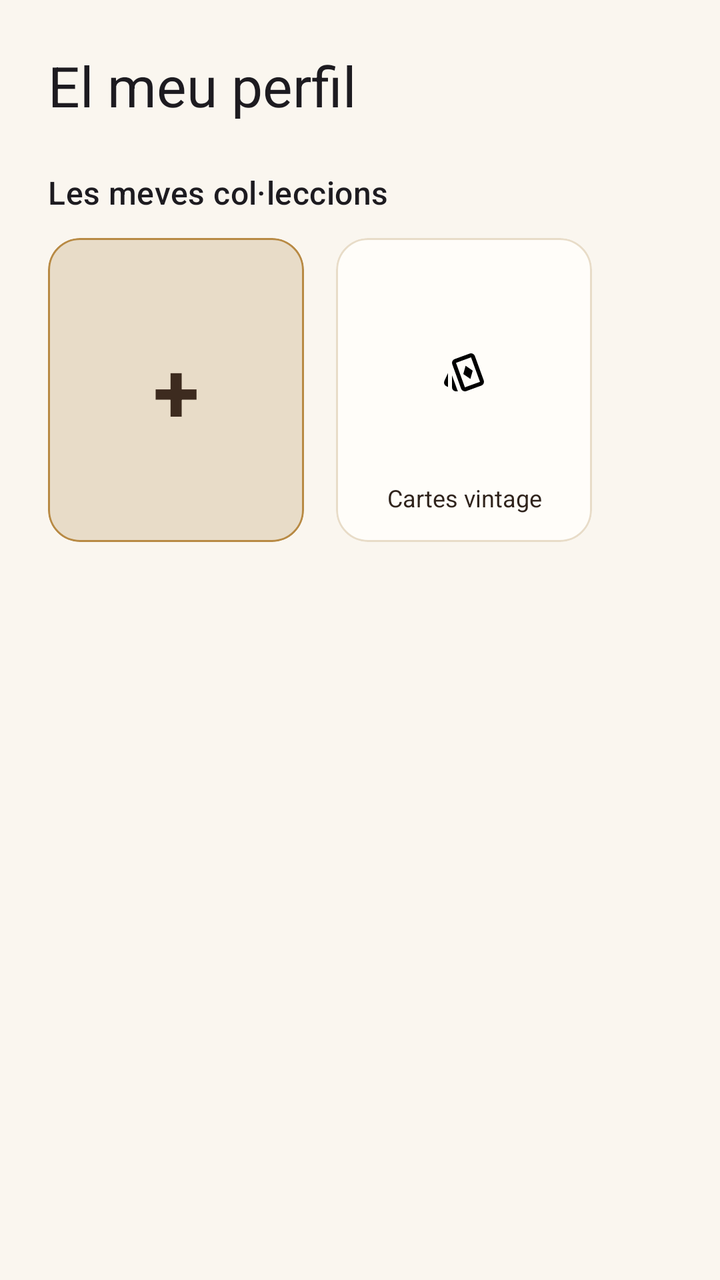
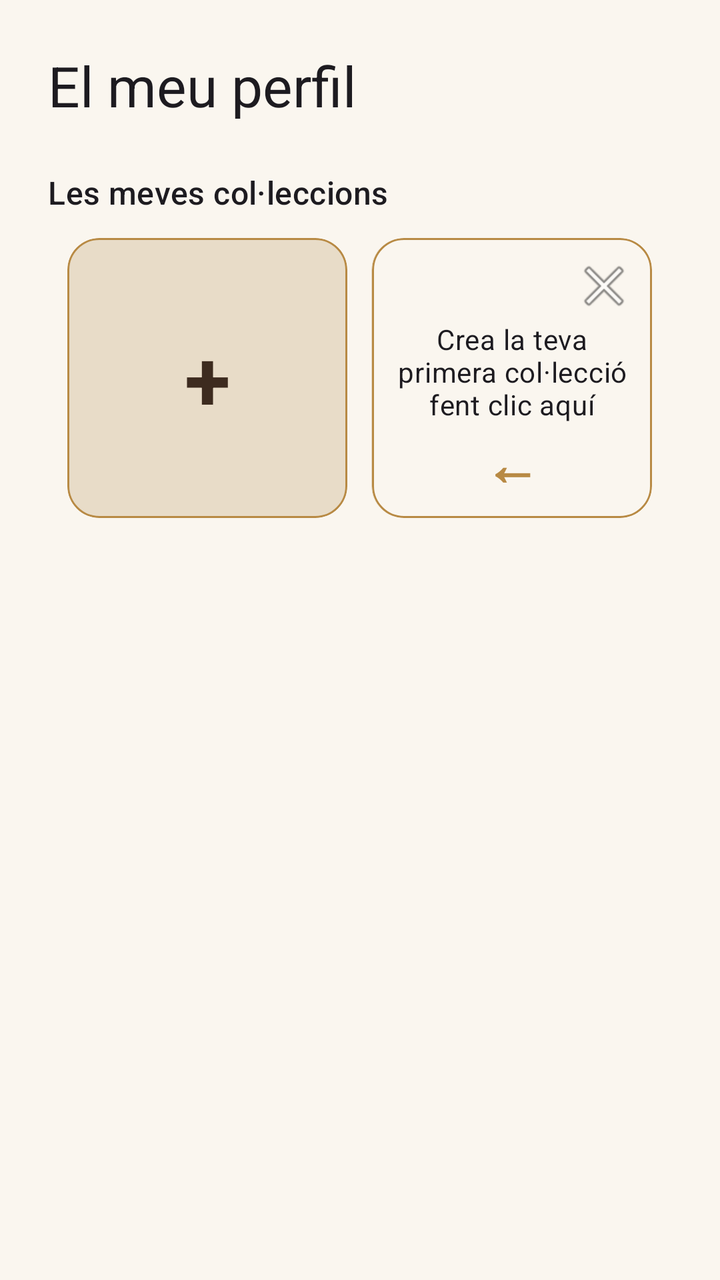

An Android layout rendered at two revisions. The XML below is the earlier revision; the diff shows what the commit changed to produce the second picture.
<!-- AndroidManifest.xml: application theme Theme.Kollect.Splash -->
<!-- res/layout/fragment_profile.xml -->
<?xml version="1.0" encoding="utf-8"?>
<LinearLayout xmlns:android="http://schemas.android.com/apk/res/android"
    xmlns:app="http://schemas.android.com/apk/res-auto"
    android:layout_width="match_parent"
    android:layout_height="match_parent"
    android:orientation="vertical"
    android:padding="24dp">
    <TextView
        android:layout_width="wrap_content"
        android:layout_height="wrap_content"
        android:text="@string/perfilTittle"
        android:textAppearance="?attr/textAppearanceHeadlineMedium" />
    <TextView
        android:layout_width="wrap_content"
        android:layout_height="wrap_content"
        android:layout_marginTop="24dp"
        android:text="@string/mycollections"
        android:textAppearance="?attr/textAppearanceTitleMedium" />
    <LinearLayout
        android:layout_width="match_parent"
        android:layout_height="wrap_content"
        android:layout_marginTop="12dp"
        android:orientation="horizontal">
        <com.google.android.material.card.MaterialCardView
            android:id="@+id/addCollectionCard"
            android:layout_width="128dp"
            android:layout_height="152dp"
            android:clickable="true"
            android:focusable="true"
            android:foreground="?attr/selectableItemBackground"
            android:contentDescription="@string/crear_una_col_lecci"
            app:cardBackgroundColor="@color/beige"
            app:cardCornerRadius="16dp"
            app:strokeColor="@color/gold"
            app:strokeWidth="1dp">
            <TextView
                android:layout_width="match_parent"
                android:layout_height="match_parent"
                android:gravity="center"
                android:text="@string/plusSymbol"
                android:textColor="@color/brown_dark"
                android:textSize="42sp"
                android:textStyle="bold" />
        </com.google.android.material.card.MaterialCardView>
        <com.google.android.material.card.MaterialCardView
            android:id="@+id/vintageCardsCollection"
            android:layout_width="128dp"
            android:layout_height="152dp"
            android:layout_marginStart="16dp"
            android:clickable="true"
            android:focusable="true"
            android:foreground="?attr/selectableItemBackground"
            android:contentDescription="@string/vintage_cards_collection"
            app:cardBackgroundColor="@color/warm_white"
            app:cardCornerRadius="16dp"
            app:strokeColor="@color/beige"
            app:strokeWidth="1dp">
            <LinearLayout
                android:layout_width="match_parent"
                android:layout_height="match_parent"
                android:gravity="center"
                android:orientation="vertical"
                android:padding="8dp">
                <ImageView
                    android:layout_width="match_parent"
                    android:layout_height="108dp"
                    android:contentDescription="@string/vintage_cards_image"
                    android:scaleType="centerInside"
                    android:src="@drawable/playing_cards" />
                <TextView
                    android:layout_width="match_parent"
                    android:layout_height="wrap_content"
                    android:gravity="center"
                    android:maxLines="1"
                    android:text="@string/vintage_cards_collection"
                    android:textColor="@color/text_primary"
                    android:textSize="12sp" />
            </LinearLayout>
        </com.google.android.material.card.MaterialCardView>
    </LinearLayout>
</LinearLayout>
<!-- resources referenced by this layout -->
<resources>
  <color name="beige">#E8DCC8</color>
  <color name="brown_dark">#3D2B1F</color>
  <color name="gold">#B88A44</color>
  <color name="text_primary">#30241D</color>
  <color name="warm_white">#FFFDF9</color>
  <!-- drawable playing_cards (drawable) -->
  <vector xmlns:android="http://schemas.android.com/apk/res/android" android:height="24dp" android:tint="#000000" android:viewportHeight="960" android:viewportWidth="960" android:width="24dp">
        
      <path android:fillColor="@android:color/white" android:pathData="M608,592L654,426L512,328L466,494L608,592ZM160,753L127,737Q96,724 85,692.5Q74,661 88,630L160,474L160,753ZM320,840Q287,840 263.5,816Q240,792 240,759L240,520L347,814Q350,821 352,827.5Q354,834 359,840L320,840ZM526,835Q495,846 464,832Q433,818 422,787L245,298Q234,267 248,236.5Q262,206 293,195L594,85Q625,74 655.5,88Q686,102 697,133L875,622Q886,653 872,683.5Q858,714 827,725L526,835ZM498,760L800,650Q800,650 800,650Q800,650 800,650L621,160Q621,160 621,160Q621,160 621,160L320,270Q320,270 320,270Q320,270 320,270L498,760Q498,760 498,760Q498,760 498,760ZM560,460Q560,460 560,460Q560,460 560,460L560,460Q560,460 560,460Q560,460 560,460L560,460Q560,460 560,460Q560,460 560,460L560,460Q560,460 560,460Q560,460 560,460Z"/>
      
  </vector>
  <string name="crear_una_col_lecci">Crear una col·lecció</string>
  <string name="mycollections">Les meves col·leccions</string>
  <string name="perfilTittle">El meu perfil</string>
  <string name="plusSymbol">+</string>
  <string name="vintage_cards_collection">Cartes vintage</string>
  <string name="vintage_cards_image">Imatge de la col·lecció Cartes vintage</string>
  <style name="Theme.Kollect.Splash" parent="Theme.Kollect">
          <item name="android:windowBackground">@color/cream</item>
          <item name="postSplashScreenTheme">@style/Theme.Kollect</item>
      </style>
  <style name="Theme.Kollect" parent="Theme.Material3.DayNight.NoActionBar">
          <item name="android:windowBackground">@color/cream</item>
          
          
          
          <item name="colorPrimary">@color/brown_dark</item>
          <item name="colorOnPrimary">@color/cream</item>
  
          
          <item name="colorSecondary">@color/gold</item>
          <item name="colorOnSecondary">@color/brown_dark</item>
  
          
          <item name="android:colorBackground">@color/cream</item>
          <item name="colorOnBackground">@color/text_primary</item>
  
          
          <item name="colorSurface">@color/warm_white</item>
          <item name="colorOnSurface">@color/text_primary</item>
  
          
          <item name="colorError">@color/error</item>
          <item name="colorOnError">@color/warm_white</item>
  
          
          <item name="android:statusBarColor">@color/brown_dark</item>
          <item name="android:navigationBarColor">@color/cream</item>
  
          
          <item name="android:windowLightStatusBar">false</item>
      </style>
  <color name="cream">#FAF6EF</color>
  <color name="error">#A8443A</color>
</resources>

<!-- the commit's change to res/layout/fragment_profile.xml (unified diff, before → after) -->
@@ -20,11 +20,12 @@
         android:layout_width="match_parent"
         android:layout_height="wrap_content"
         android:layout_marginTop="12dp"
-        android:orientation="horizontal">
+        android:orientation="horizontal"
+        android:gravity="top|center_horizontal">
         <com.google.android.material.card.MaterialCardView
             android:id="@+id/addCollectionCard"
-            android:layout_width="128dp"
-            android:layout_height="152dp"
+            android:layout_width="140dp"
+            android:layout_height="140dp"
             android:clickable="true"
             android:focusable="true"
             android:foreground="?attr/selectableItemBackground"
@@ -42,40 +43,76 @@
                 android:textSize="42sp"
                 android:textStyle="bold" />
         </com.google.android.material.card.MaterialCardView>
+
         <com.google.android.material.card.MaterialCardView
-            android:id="@+id/vintageCardsCollection"
-            android:layout_width="128dp"
-            android:layout_height="152dp"
-            android:layout_marginStart="16dp"
-            android:clickable="true"
-            android:focusable="true"
-            android:foreground="?attr/selectableItemBackground"
-            android:contentDescription="@string/vintage_cards_collection"
+            android:id="@+id/profileCollectionCoverCard"
+            android:layout_width="140dp"
+            android:layout_height="140dp"
+            android:layout_marginStart="12dp"
             app:cardBackgroundColor="@color/warm_white"
             app:cardCornerRadius="16dp"
             app:strokeColor="@color/beige"
             app:strokeWidth="1dp">
+            <ImageView
+                android:id="@+id/profileCollectionCover"
+                android:layout_width="112dp"
+                android:layout_height="112dp"
+                android:layout_gravity="center"
+                android:contentDescription="@string/app_name"
+                android:scaleType="fitCenter"
+                android:src="@drawable/splash_logo" />
+        </com.google.android.material.card.MaterialCardView>
+
+        <com.google.android.material.card.MaterialCardView
+            android:id="@+id/emptyCollectionGuide"
+            android:layout_width="140dp"
+            android:layout_height="140dp"
+            android:layout_marginStart="-140dp"
+            app:cardBackgroundColor="@color/cream"
+            app:cardCornerRadius="16dp"
+            app:strokeColor="@color/gold"
+            app:strokeWidth="1dp">
+
             <LinearLayout
                 android:layout_width="match_parent"
                 android:layout_height="match_parent"
-                android:gravity="center"
                 android:orientation="vertical"
                 android:padding="8dp">
-                <ImageView
+
+                <ImageButton
+                    android:id="@+id/closeEmptyCollectionGuide"
+                    android:layout_width="32dp"
+                    android:layout_height="32dp"
+                    android:layout_gravity="end"
+                    android:background="?attr/selectableItemBackgroundBorderless"
+                    android:contentDescription="@string/close"
+                    android:src="@android:drawable/ic_menu_close_clear_cancel" />
+
+                <TextView
                     android:layout_width="match_parent"
-                    android:layout_height="108dp"
-                    android:contentDescription="@string/vintage_cards_image"
-                    android:scaleType="centerInside"
-                    android:src="@drawable/playing_cards" />
+                    android:layout_height="0dp"
+                    android:layout_weight="1"
+                    android:gravity="center"
+                    android:text="@string/add_first_collection"
+                    android:textAppearance="?attr/textAppearanceBodyMedium" />
+
                 <TextView
                     android:layout_width="match_parent"
                     android:layout_height="wrap_content"
                     android:gravity="center"
-                    android:maxLines="1"
-                    android:text="@string/vintage_cards_collection"
-                    android:textColor="@color/text_primary"
-                    android:textSize="12sp" />
+                    android:text="@string/BackArrow"
+                    android:textColor="@color/gold"
+                    android:textSize="28sp"
+                    android:textStyle="bold" />
             </LinearLayout>
         </com.google.android.material.card.MaterialCardView>
     </LinearLayout>
+    <androidx.recyclerview.widget.RecyclerView
+        android:id="@+id/collectionsRecyclerView"
+        android:layout_width="match_parent"
+        android:layout_height="0dp"
+        android:layout_marginTop="12dp"
+        android:layout_weight="1"
+        android:clipToPadding="false"
+        android:paddingBottom="16dp" />
 </LinearLayout>
<!-- resource entries referenced after the edit -->
@@ -5,22 +5,67 @@
   <color name="gold">#B88A44</color>
   <color name="text_primary">#30241D</color>
   <color name="warm_white">#FFFDF9</color>
-  <!-- drawable playing_cards (drawable) -->
-  <vector xmlns:android="http://schemas.android.com/apk/res/android" android:height="24dp" android:tint="#000000" android:viewportHeight="960" android:viewportWidth="960" android:width="24dp">
-        
-      <path android:fillColor="@android:color/white" android:pathData="M608,592L654,426L512,328L466,494L608,592ZM160,753L127,737Q96,724 85,692.5Q74,661 88,630L160,474L160,753ZM320,840Q287,840 263.5,816Q240,792 240,759L240,520L347,814Q350,821 352,827.5Q354,834 359,840L320,840ZM526,835Q495,846 464,832Q433,818 422,787L245,298Q234,267 248,236.5Q262,206 293,195L594,85Q625,74 655.5,88Q686,102 697,133L875,622Q886,653 872,683.5Q858,714 827,725L526,835ZM498,760L800,650Q800,650 800,650Q800,650 800,650L621,160Q621,160 621,160Q621,160 621,160L320,270Q320,270 320,270Q320,270 320,270L498,760Q498,760 498,760Q498,760 498,760ZM560,460Q560,460 560,460Q560,460 560,460L560,460Q560,460 560,460Q560,460 560,460L560,460Q560,460 560,460Q560,460 560,460L560,460Q560,460 560,460Q560,460 560,460Z"/>
+  <!-- drawable splash_logo (drawable) -->
+  <vector xmlns:android="http://schemas.android.com/apk/res/android"
+      android:width="108dp"
+      android:height="108dp"
+      android:viewportWidth="108"
+      android:viewportHeight="108">
+  
+      <group
+          android:name="splashLogo"
+          android:pivotX="54"
+          android:pivotY="54">
+  
       
+      <group
+          android:translateX="8"
+          android:translateY="-5">
+      <path
+          android:fillColor="@color/brown_dark"
+          android:pathData="M28,29h10v50H26z" />
+      <path
+          android:fillColor="@color/brown_dark"
+          android:pathData="M60,29L39,52l23,27H51L30,55l23,-26z" />
+      </group>
+  
+      
+      <group
+          android:scaleX="1.65"
+          android:scaleY="1.60"
+          android:translateX="50"
+          android:translateY="35">
+          <path
+              android:fillColor="@color/gold_light"
+              android:pathData="M12.16,3l-0.32,0l-2.63,5.25l5.58,0z" />
+          <path
+              android:fillColor="@color/gold_light"
+              android:pathData="M16.46,8.25l5.16,0l-2.62,-5.25l-5.16,0z" />
+          <path
+              android:fillColor="@color/gold"
+              android:pathData="M21.38,9.75l-8.63,0l0,10.35z" />
+          <path
+              android:fillColor="@color/gold"
+              android:pathData="M11.25,20.1l0,-10.35l-8.63,0z" />
+          <path
+              android:fillColor="@color/gold"
+              android:pathData="M7.54,8.25l2.62,-5.25l-5.16,0l-2.62,5.25z" />
+      </group>
+      </group>
   </vector>
+  <string name="BackArrow">←</string>
+  <string name="add_first_collection">Crea la teva primera col·lecció fent clic aquí</string>
+  <string name="app_name">Kollect</string>
+  <string name="close">Tancar</string>
   <string name="crear_una_col_lecci">Crear una col·lecció</string>
   <string name="mycollections">Les meves col·leccions</string>
   <string name="perfilTittle">El meu perfil</string>
   <string name="plusSymbol">+</string>
-  <string name="vintage_cards_collection">Cartes vintage</string>
-  <string name="vintage_cards_image">Imatge de la col·lecció Cartes vintage</string>
   <style name="Theme.Kollect.Splash" parent="Theme.Kollect">
           <item name="android:windowBackground">@color/cream</item>
           <item name="postSplashScreenTheme">@style/Theme.Kollect</item>
       </style>
+  <color name="gold_light">#D8B574</color>
   <style name="Theme.Kollect" parent="Theme.Material3.DayNight.NoActionBar">
           <item name="android:windowBackground">@color/cream</item>
           
